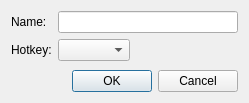
The window that client/src/ui/dialogs/ptz_preset_dialog.ui (networkoptix/nx_open) describes before a commit, drawn with Qt 5.
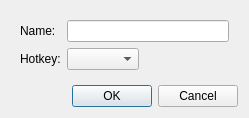
The same window after the commit. Custom widgets are drawn as their Qt base class.

Commit message:
Bug #2781: Dialog "Synchronizing..." looks strange - in progress
<==== Mercurial data ====>
Branch: master

```diff
--- a/client/src/ui/dialogs/ptz_preset_dialog.ui
+++ b/client/src/ui/dialogs/ptz_preset_dialog.ui
@@ -15,6 +15,7 @@
   </property>
   <layout class="QVBoxLayout" name="verticalLayout">
    <item>
+    <widget class="QWidget" name="mainWidget" native="true">
     <layout class="QFormLayout" name="formLayout_3">
      <property name="fieldGrowthPolicy">
       <enum>QFormLayout::AllNonFixedFieldsGrow</enum>
@@ -57,6 +58,7 @@
       </layout>
      </item>
     </layout>
+    </widget>
    </item>
    <item>
     <widget class="QDialogButtonBox" name="buttonBox">
```
Lines whose indentation alone changed are shown as unchanged. The commit also changes 5 other files.
